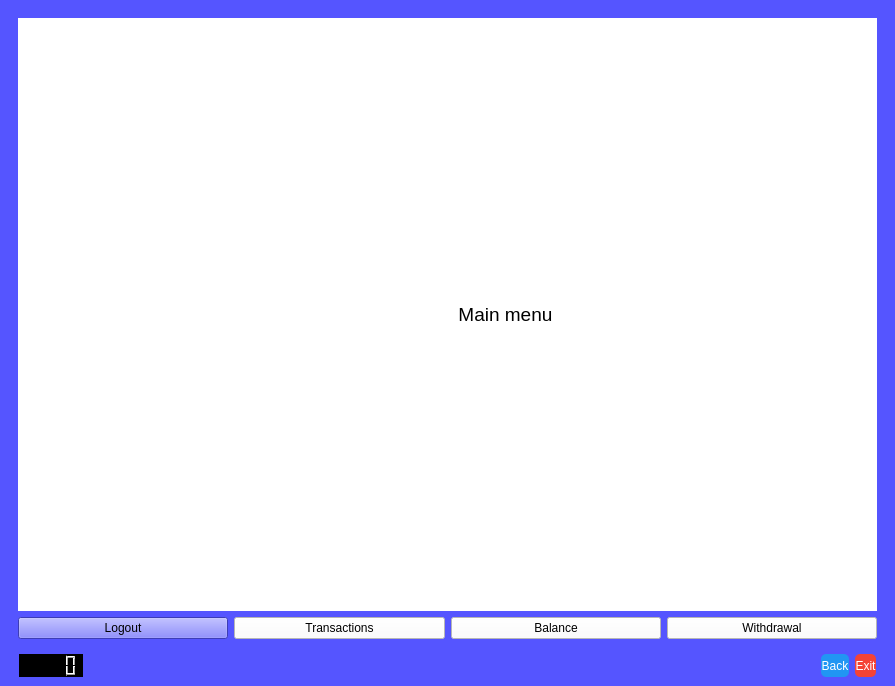
Old version of the form bank-automat/login.ui in the repository tvt24kmo-project/group_13.
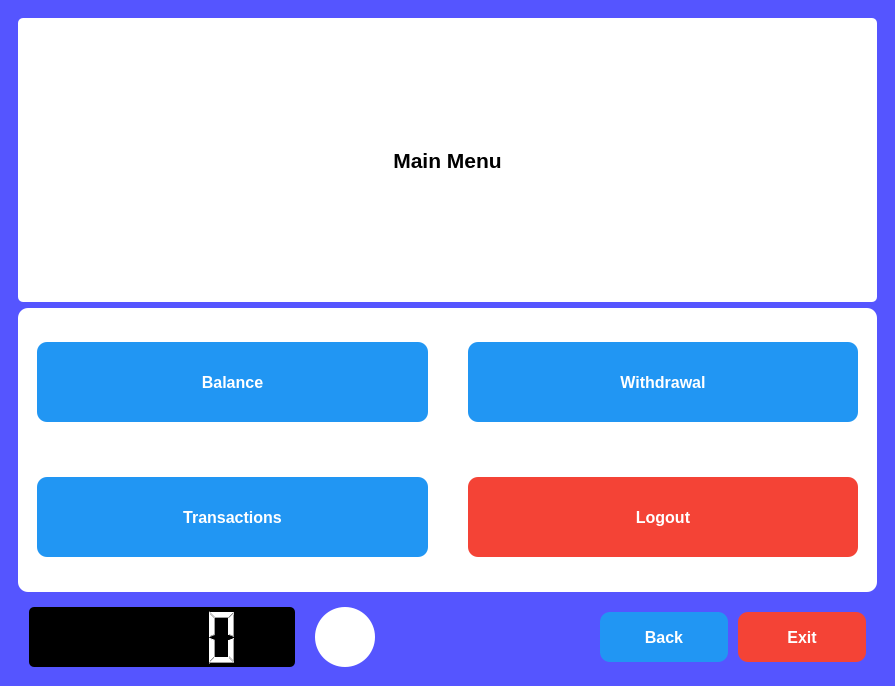
New version of the form. The open tabs and pages were chosen to show the change.

Patch:
```diff
--- a/bank-automat/login.ui
+++ b/bank-automat/login.ui
@@ -272,57 +272,108 @@
                   </property>
                   <property name="font">
                     <font>
-                      <pointsize>14</pointsize>
+                      <pointsize>16</pointsize>
+                      <bold>true</bold>
                     </font>
                   </property>
                   <property name="styleSheet">
-                    <string notr="true">background-color: rgb(255, 255, 255);</string>
+                    <string>background-color: white; border-radius: 5px; padding: 10px;</string>
                   </property>
                   <property name="text">
-                    <string>                      Main menu</string>
+                    <string>Main Menu</string>
                   </property>
-                </widget>
-              </item>
-              <item>
-                <layout class="QHBoxLayout" name="menuButtonsLayout">
-                  <item>
-                    <widget class="QPushButton" name="btnLogout">
-                      <property name="text">
-                        <string>Logout</string>
+                  <property name="alignment">
+                    <set>Qt::AlignCenter</set>
                       </property>
                     </widget>
                   </item>
                   <item>
-                    <widget class="QPushButton" name="btn_transactions">
+                <widget class="QWidget" name="menuContainer" native="true">
                       <property name="styleSheet">
-                        <string notr="true">background-color: rgb(255, 255, 255);</string>
-                      </property>
-                      <property name="text">
-                        <string>Transactions</string>
-                      </property>
-                    </widget>
-                  </item>
-                  <item>
+                    <string>
+                      QWidget#menuContainer {
+                        background-color: white;
+                        border-radius: 10px;
+                        padding: 20px;
+                      }
+                      QPushButton {
+                        min-height: 80px;
+                        font-size: 16px;
+                        font-weight: bold;
+                        background-color: #2196F3;
+                        color: white;
+                        border-radius: 10px;
+                        margin: 10px;
+                      }
+                      QPushButton:hover {
+                        background-color: #1976D2;
+                      }
+                      QPushButton#btnLogout {
+                        background-color: #f44336;
+                      }
+                      QPushButton#btnLogout:hover {
+                        background-color: #d32f2f;
+                      }
+                    </string>
+                  </property>
+                  <layout class="QGridLayout" name="menuButtonsLayout">
+                    <property name="spacing">
+                      <number>20</number>
+                    </property>
+                    <item row="0" column="0">
                     <widget class="QPushButton" name="btn_balance">
-                      <property name="styleSheet">
-                        <string notr="true">background-color: rgb(255, 255, 255);</string>
+                        <property name="minimumSize">
+                          <size>
+                            <width>200</width>
+                            <height>80</height>
+                          </size>
                       </property>
                       <property name="text">
                         <string>Balance</string>
                       </property>
                     </widget>
                   </item>
-                  <item>
+                    <item row="0" column="1">
                     <widget class="QPushButton" name="btn_withdrawal">
-                      <property name="styleSheet">
-                        <string notr="true">background-color: rgb(255, 255, 255);</string>
+                        <property name="minimumSize">
+                          <size>
+                            <width>200</width>
+                            <height>80</height>
+                          </size>
                       </property>
                       <property name="text">
                         <string>Withdrawal</string>
                       </property>
                     </widget>
                   </item>
-                </layout>
+                    <item row="1" column="0">
+                      <widget class="QPushButton" name="btn_transactions">
+                        <property name="minimumSize">
+                          <size>
+                            <width>200</width>
+                            <height>80</height>
+                          </size>
+                        </property>
+                        <property name="text">
+                          <string>Transactions</string>
+                        </property>
+                      </widget>
+                    </item>
+                    <item row="1" column="1">
+                      <widget class="QPushButton" name="btnLogout">
+                        <property name="minimumSize">
+                          <size>
+                            <width>200</width>
+                            <height>80</height>
+                          </size>
+                        </property>
+                        <property name="text">
+                          <string>Logout</string>
+                        </property>
+                      </widget>
+                    </item>
+                  </layout>
+                </widget>
               </item>
             </layout>
           </widget>
@@ -734,51 +785,117 @@
 
       <!-- Alapalkki -->
       <item>
-        <layout class="QHBoxLayout" name="horizontalLayout_bottom">
+        <layout class="QHBoxLayout" name="bottomBarLayout">
+          <property name="spacing">
+            <number>20</number>
+          </property>
           <property name="leftMargin">
-            <number>10</number>
+            <number>20</number>
           </property>
           <property name="rightMargin">
+            <number>20</number>
+          </property>
+          <property name="bottomMargin">
             <number>10</number>
           </property>
+          
+          <!-- Kello vasemmalla -->
           <item>
             <widget class="QLCDNumber" name="lcd">
+              <property name="minimumSize">
+                <size>
+                  <width>120</width>
+                  <height>40</height>
+                </size>
+              </property>
+              <property name="styleSheet">
+                <string>background-color: black; color: white; border-radius: 5px;</string>
+              </property>
+            </widget>
+          </item>
+
+          <!-- Käyttäjätiedot keskellä -->
+          <item>
+            <layout class="QHBoxLayout" name="userInfoLayout">
+              <item>
+                <widget class="QLabel" name="userImageLabel">
+                  <property name="minimumSize">
+                    <size>
+                      <width>60</width>
+                      <height>60</height>
+                    </size>
+                  </property>
               <property name="maximumSize">
                 <size>
-                  <width>100</width>
-                  <height>30</height>
+                      <width>60</width>
+                      <height>60</height>
                 </size>
               </property>
               <property name="styleSheet">
-                <string>background-color: black; color: white;</string>
-              </property>
+                    <string>background-color: white; border-radius: 30px;</string>
+                  </property>
+                  <property name="scaledContents">
+                    <bool>true</bool>
+                  </property>
             </widget>
           </item>
           <item>
-            <spacer name="horizontalSpacer_bottom">  <!-- Muutettu nimi -->
-              <property name="orientation">
-                <enum>Qt::Horizontal</enum>
-              </property>
-              <property name="sizeHint" stdset="0">
-                <size>
-                  <width>40</width>
-                  <height>20</height>
-                </size>
-              </property>
-            </spacer>
-          </item>
+                <widget class="QLabel" name="userNameLabel">
+                  <property name="minimumWidth">
+                    <number>200</number>
+                  </property>
+                  <property name="font">
+                    <font>
+                      <pointsize>12</pointsize>
+                      <bold>true</bold>
+                    </font>
+                  </property>
+                  <property name="styleSheet">
+                    <string>color: white; margin-left: 10px;</string>
+                  </property>
+                  <property name="alignment">
+                    <set>Qt::AlignLeft|Qt::AlignVCenter</set>
+                  </property>
+                </widget>
+              </item>
+            </layout>
+          </item>
+
+          <!-- Painikkeet oikealla -->
           <item>
-            <layout class="QHBoxLayout" name="navigationButtons">
+            <layout class="QHBoxLayout" name="buttonLayout">
+              <property name="spacing">
+                <number>10</number>
+              </property>
               <item>
                 <widget class="QPushButton" name="btn_back">
-                  <property name="maximumSize">
+                  <property name="minimumSize">
                     <size>
-                      <width>80</width>
-                      <height>30</height>
+                      <width>100</width>
+                      <height>50</height>
                     </size>
                   </property>
+                  <property name="font">
+                    <font>
+                      <pointsize>12</pointsize>
+                      <bold>true</bold>
+                    </font>
+                  </property>
                   <property name="styleSheet">
-                    <string>background-color: #2196F3; color: white; border-radius: 5px;</string>
+                    <string>
+                      QPushButton {
+                        background-color: #666666;
+                        color: white;
+                        border-radius: 10px;
+                        padding: 10px;
+                      }
+                      QPushButton:enabled {
+                        background-color: #2196F3;
+                      }
+                      QPushButton:hover:enabled {
+                        background-color: #1976D2;
+                      }
+                    </string>
                   </property>
                   <property name="text">
                     <string>Back</string>
@@ -787,14 +904,30 @@
               </item>
               <item>
                 <widget class="QPushButton" name="btn_exit">
-                  <property name="maximumSize">
+                  <property name="minimumSize">
                     <size>
-                      <width>80</width>
-                      <height>30</height>
+                      <width>100</width>
+                      <height>50</height>
                     </size>
                   </property>
+                  <property name="font">
+                    <font>
+                      <pointsize>12</pointsize>
+                      <bold>true</bold>
+                    </font>
+                  </property>
                   <property name="styleSheet">
-                    <string>background-color: #f44336; color: white; border-radius: 5px;</string>
+                    <string>
+                      QPushButton {
+                        background-color: #f44336;
+                        color: white;
+                        border-radius: 10px;
+                        padding: 10px;
+                      }
+                      QPushButton:hover {
+                        background-color: #d32f2f;
+                      }
+                    </string>
                   </property>
                   <property name="text">
                     <string>Exit</string>
```
Left out of the diff: 64 changed lines with no effect on the pictures. Lines whose indentation alone changed are shown as unchanged.
